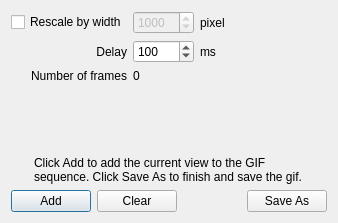
Old version of the form freeview/DialogGifMaker.ui in the repository kharitz/freesurfer.
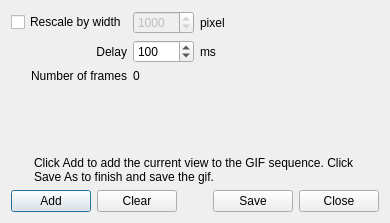
New version of the form.

Commit message: Add Close button for gif writer window

The edit to the form file:
```diff
--- a/freeview/DialogGifMaker.ui
+++ b/freeview/DialogGifMaker.ui
@@ -6,7 +6,7 @@
    <rect>
     <x>0</x>
     <y>0</y>
-    <width>338</width>
+    <width>353</width>
     <height>223</height>
    </rect>
   </property>
@@ -161,9 +161,12 @@
        <property name="orientation">
         <enum>Qt::Horizontal</enum>
        </property>
+       <property name="sizeType">
+        <enum>QSizePolicy::MinimumExpanding</enum>
+       </property>
        <property name="sizeHint" stdset="0">
         <size>
-         <width>40</width>
+         <width>30</width>
          <height>20</height>
         </size>
        </property>
@@ -172,7 +175,14 @@
      <item>
       <widget class="QPushButton" name="pushButtonSave">
        <property name="text">
-        <string>Save As</string>
+        <string>Save</string>
+       </property>
+      </widget>
+     </item>
+     <item>
+      <widget class="QPushButton" name="pushButtonSave_2">
+       <property name="text">
+        <string>Close</string>
        </property>
       </widget>
      </item>
```
Left out of the diff: 19 changed lines with no effect on the pictures. The commit also changes 2 other files.
